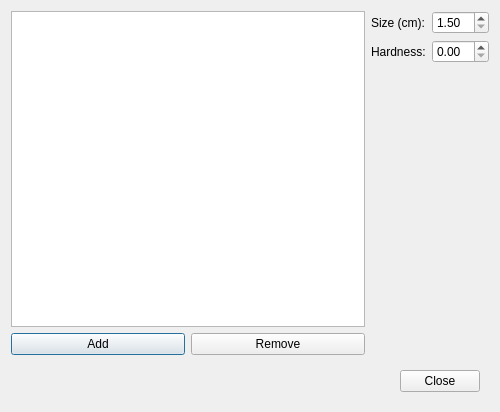
This is takedialog.ui in liglacsap/SurveyTrackingTool as Qt 5 draws it before an edit. The edited form follows.
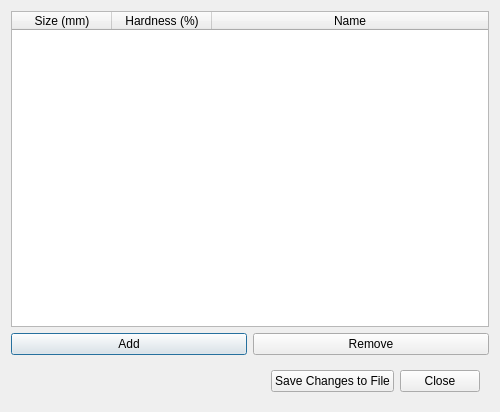
This is the edited form. Icons and pictures are not drawn.

Diff of the .ui file:
```diff
--- a/takedialog.ui
+++ b/takedialog.ui
@@ -45,10 +45,28 @@
           <number>0</number>
          </property>
          <item>
-          <widget class="QListWidget" name="listWidget">
+          <widget class="QTableWidget" name="tableWidget">
            <property name="alternatingRowColors">
             <bool>true</bool>
            </property>
+           <attribute name="horizontalHeaderStretchLastSection">
+            <bool>true</bool>
+           </attribute>
+           <column>
+            <property name="text">
+             <string>Size (mm)</string>
+            </property>
+           </column>
+           <column>
+            <property name="text">
+             <string>Hardness (%)</string>
+            </property>
+           </column>
+           <column>
+            <property name="text">
+             <string>Name</string>
+            </property>
+           </column>
           </widget>
          </item>
          <item>
@@ -97,58 +115,6 @@
         </layout>
        </widget>
       </item>
-      <item>
-       <widget class="QWidget" name="widget_3" native="true">
-        <layout class="QFormLayout" name="formLayout">
-         <property name="fieldGrowthPolicy">
-          <enum>QFormLayout::AllNonFixedFieldsGrow</enum>
-         </property>
-         <property name="leftMargin">
-          <number>0</number>
-         </property>
-         <property name="topMargin">
-          <number>0</number>
-         </property>
-         <property name="rightMargin">
-          <number>0</number>
-         </property>
-         <property name="bottomMargin">
-          <number>0</number>
-         </property>
-         <item row="0" column="0">
-          <widget class="QLabel" name="label_2">
-           <property name="text">
-            <string>Size (cm):</string>
-           </property>
-          </widget>
-         </item>
-         <item row="0" column="1">
-          <widget class="QDoubleSpinBox" name="doubleSpinBox">
-           <property name="minimum">
-            <double>1.500000000000000</double>
-           </property>
-          </widget>
-         </item>
-         <item row="1" column="0">
-          <widget class="QLabel" name="label_3">
-           <property name="text">
-            <string>Hardness:</string>
-           </property>
-          </widget>
-         </item>
-         <item row="1" column="1">
-          <widget class="QDoubleSpinBox" name="doubleSpinBox_2">
-           <property name="maximum">
-            <double>1.000000000000000</double>
-           </property>
-           <property name="singleStep">
-            <double>0.010000000000000</double>
-           </property>
-          </widget>
-         </item>
-        </layout>
-       </widget>
-      </item>
      </layout>
     </widget>
    </item>
@@ -168,6 +134,13 @@
         </property>
        </spacer>
       </item>
+      <item>
+       <widget class="QPushButton" name="pushButton_4">
+        <property name="text">
+         <string>Save Changes to File</string>
+        </property>
+       </widget>
+      </item>
       <item>
        <widget class="QPushButton" name="pushButton_3">
         <property name="text">
```
Left out of the diff: 6 changed lines with no effect on the pictures.
